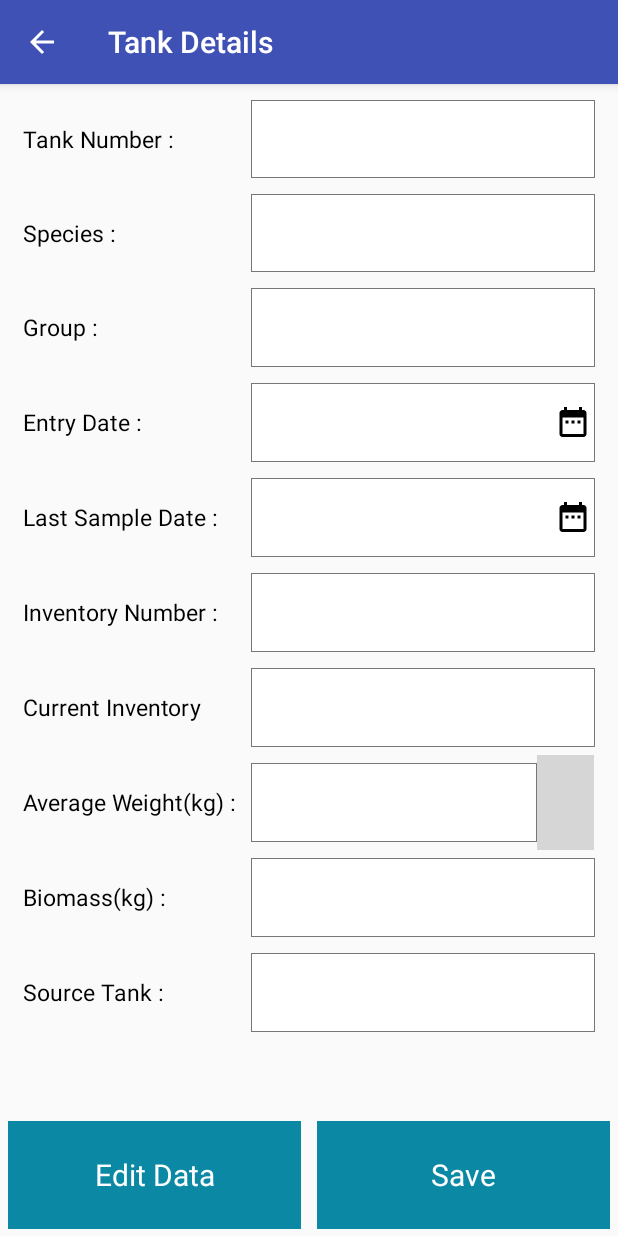
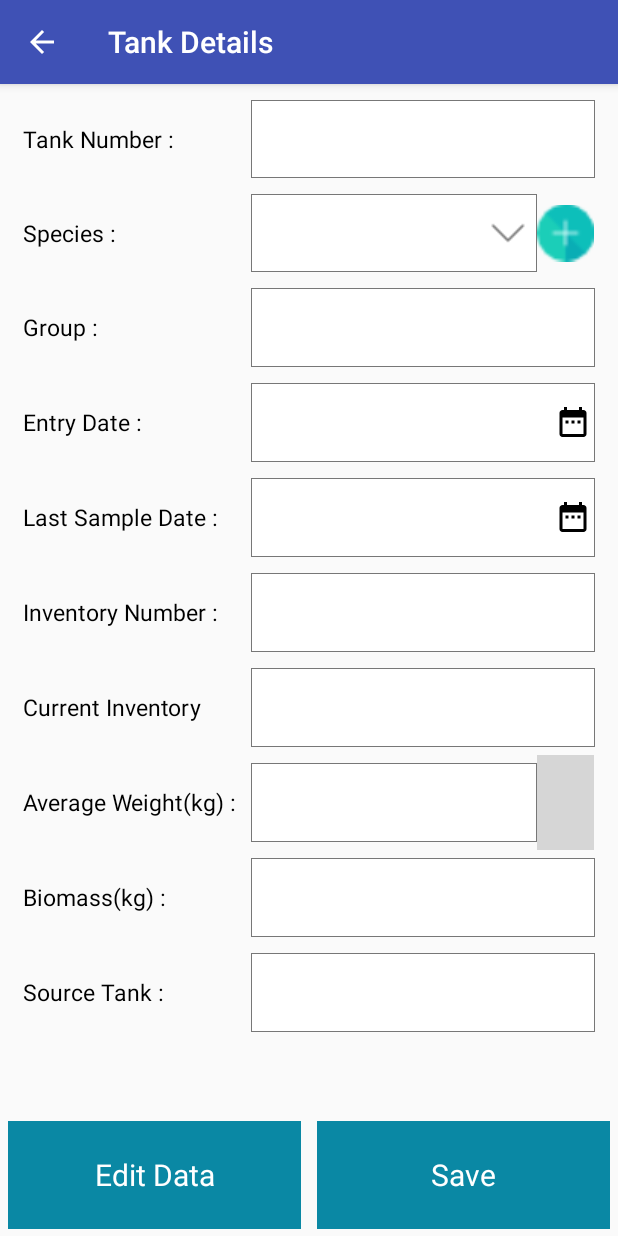
Before and after one commit to Kadarusree/Hatchery, an Android app: the TankDetals screen opened directly, with no data from a screen before it, after a tap on "Edit Data", on a phone screen of 412 x 824 dp. Run offline under Robolectric (Android 15) with nearby library versions, the phone set to English and light mode, and no system bars; our stand-ins replace Firebase (no records; nobody signed in at launch, a user with empty details on screens opened directly); Roboto replaces fonts that are not available here; grey boxes are pictures that could not be loaded.

Commit message:
Final Changes 1. Temp, 2. Tank Specific Details, 3. Biomass not editable

```diff
--- a/app/src/main/java/shiva/com/hatchery/TankDetals.java
+++ b/app/src/main/java/shiva/com/hatchery/TankDetals.java
@@ -2,6 +2,7 @@ package shiva.com.hatchery;
 
 import android.app.AlertDialog;
 import android.app.DatePickerDialog;
+import android.app.Dialog;
 import android.app.ProgressDialog;
 import android.app.TimePickerDialog;
 import android.content.DialogInterface;
@@ -14,8 +15,12 @@ import android.util.Log;
 import android.view.View;
 import android.view.Window;
 import android.view.WindowManager;
+import android.widget.AdapterView;
+import android.widget.ArrayAdapter;
+import android.widget.Button;
 import android.widget.DatePicker;
 import android.widget.EditText;
+import android.widget.Spinner;
 import android.widget.TextView;
 import android.widget.TimePicker;
 import android.widget.Toast;
@@ -33,6 +38,7 @@ import com.google.firebase.firestore.QuerySnapshot;
 
 import java.text.DateFormat;
 import java.text.SimpleDateFormat;
+import java.util.ArrayList;
 import java.util.Calendar;
 import java.util.List;
 import java.util.Locale;
@@ -54,6 +60,8 @@ public class TankDetals extends AppCompatActivity {
     FirebaseFirestore db;
     long mortality_count;
 
+    Spinner spn_species;
+
     @Override
     protected void onCreate(Bundle savedInstanceState) {
         super.onCreate(savedInstanceState);
@@ -69,6 +77,7 @@ public class TankDetals extends AppCompatActivity {
         biomass = (EditText) findViewById(R.id.edt_biomass);
         source_tank = (EditText) findViewById(R.id.edt_source_tank);
         current_inv = (EditText) findViewById(R.id.edt_current_inventory_number);
+        spn_species = findViewById(R.id.spn_species);
         current_inv.setEnabled(false);
         btnSave = findViewById(R.id.tv_save_tank_details);
 
@@ -246,6 +255,14 @@ public class TankDetals extends AppCompatActivity {
                             source_tank.setEnabled(false);
                             current_inv.setEnabled(false);
 
+                            species.setVisibility(View.VISIBLE);
+                            spn_species.setVisibility(View.GONE);
+
+                        }
+                        else {
+                            loadSpecies();
+                            species.setVisibility(View.GONE);
+                            spn_species.setVisibility(View.VISIBLE);
                         }
                     }
 
@@ -316,5 +333,99 @@ public class TankDetals extends AppCompatActivity {
         avg_weight.setEnabled(true);
       //  biomass.setEnabled(true);
         source_tank.setEnabled(true);
+
+
+        spn_species.setVisibility(View.VISIBLE);
+        species.setVisibility(View.GONE);
+        loadSpecies();
+    }
+
+    public void add_speice(View view) {
+
+       final Dialog d = new Dialog(TankDetals.this);
+        d.setCancelable(false);
+        d.setContentView(R.layout.dialog_species);
+        Button cancel = (Button)d.findViewById(R.id.d_cancel);
+        Button save = (Button)d.findViewById(R.id.d_save);
+       final EditText name = (EditText)d.findViewById(R.id.edt_specie_name);
+
+        cancel.setOnClickListener(new View.OnClickListener() {
+            @Override
+            public void onClick(View view) {
+                d.dismiss();
+            }
+        });
+        save.setOnClickListener(new View.OnClickListener() {
+            @Override
+            public void onClick(View view) {
+              final FirebaseDatabase mDb = FirebaseDatabase.getInstance();
+              DatabaseReference mRef = mDb.getReference("Species");
+              String key = mRef.push().getKey();
+              if (name.getText().toString().trim().isEmpty()){
+
+              }
+              else {
+                  mProgressDialog.show();
+                  mRef.child(key).setValue(name.getText().toString()).addOnCompleteListener(new OnCompleteListener<Void>() {
+                      @Override
+                      public void onComplete(@NonNull Task<Void> task) {
+                          mProgressDialog.dismiss();
+                          if (task.isSuccessful()){
+
+                              Toast.makeText(getApplicationContext(),"Success",Toast.LENGTH_LONG).show();
+                          }
+                          else {
+                              Toast.makeText(getApplicationContext(),"Failed",Toast.LENGTH_LONG).show();
+
+                          }
+                      }
+                  });
+              }
+            }
+        });
+        d.show();
+
+    }
+
+
+    ArrayList<String> species_list;
+
+    public void loadSpecies(){
+        species_list = new ArrayList<>();
+        final FirebaseDatabase mDb = FirebaseDatabase.getInstance();
+        DatabaseReference mRef = mDb.getReference("Species");
+        mProgressDialog.show();
+        mRef.addValueEventListener(new ValueEventListener() {
+            @Override
+            public void onDataChange(DataSnapshot dataSnapshot) {
+                mProgressDialog.dismiss();
+                species_list.clear();
+                if (dataSnapshot!=null){
+                    for (DataSnapshot dpst :  dataSnapshot.getChildren())
+                    species_list.add(dpst.getValue(String.class));
+                }
+
+                ArrayAdapter<String> adp = new ArrayAdapter<>(getApplicationContext(),android.R.layout.simple_dropdown_item_1line,species_list);
+                spn_species.setAdapter(adp);
+                spn_species.setOnItemSelectedListener(new AdapterView.OnItemSelectedListener() {
+                    @Override
+                    public void onItemSelected(AdapterView<?> adapterView, View view, int i, long l) {
+                        species.setText(species_list.get(i));
+                    }
+
+                    @Override
+                    public void onNothingSelected(AdapterView<?> adapterView) {
+
+                    }
+                });
+                adp.notifyDataSetChanged();
+
+            }
+
+            @Override
+            public void onCancelled(DatabaseError databaseError) {
+
+            }
+        });
     }
 }
--- a/app/src/main/res/layout/tank_detalis.xml
+++ b/app/src/main/res/layout/tank_detalis.xml
@@ -76,7 +76,7 @@
                     android:layout_height="match_parent"
                     android:layout_marginBottom="@dimen/dp_5"
                     android:layout_marginTop="@dimen/dp_5"
-                    android:layout_weight="0.6"
+                    android:layout_weight="0.5"
                     android:gravity="left|center"
                     android:background="@drawable/bg_edittext"
                     android:paddingLeft="@dimen/dp_5"
@@ -84,6 +84,29 @@
                     android:id="@+id/edt_species"
                     android:singleLine="true"
                     android:imeOptions="actionNext"/>
+
+                <Spinner
+                    android:layout_width="0dp"
+                    android:layout_height="match_parent"
+                    android:layout_marginBottom="@dimen/dp_5"
+                    android:layout_marginTop="@dimen/dp_5"
+                    android:layout_weight="0.5"
+                    android:gravity="left|center"
+                    style="@style/SpinnerTheme"
+                    android:paddingLeft="@dimen/dp_5"
+                    android:maxLines="1"
+                    android:id="@+id/spn_species"
+                    android:singleLine="true"
+                    android:visibility="gone"/>
+
+                <ImageView
+                    android:layout_width="0dp"
+                    android:layout_height="match_parent"
+                    android:layout_weight="0.1"
+                    android:src="@drawable/add"
+                    android:onClick="add_speice"/>
+
+
             </LinearLayout>
             <LinearLayout
                 android:layout_width="match_parent"
```
Also changed, not shown: app/src/main/res/layout/dialog_species.xml (added, +74 -0 lines), app/src/main/res/drawable/add.png (added).
